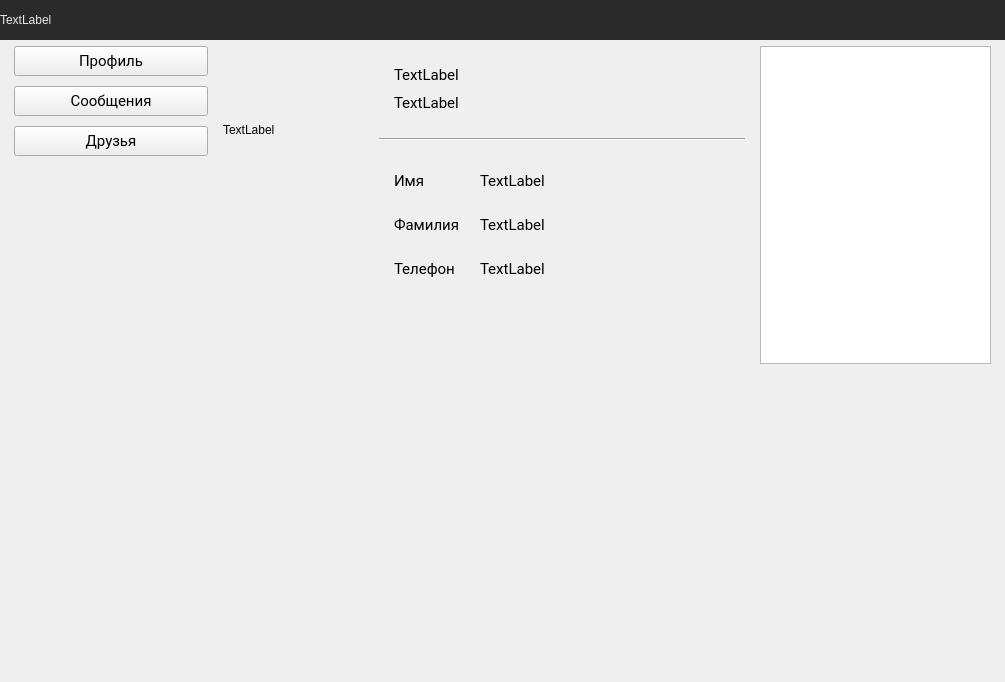
Above: ui/mainwindow.ui from Korostast/chat-database-project before the change. Below: the same form after it.
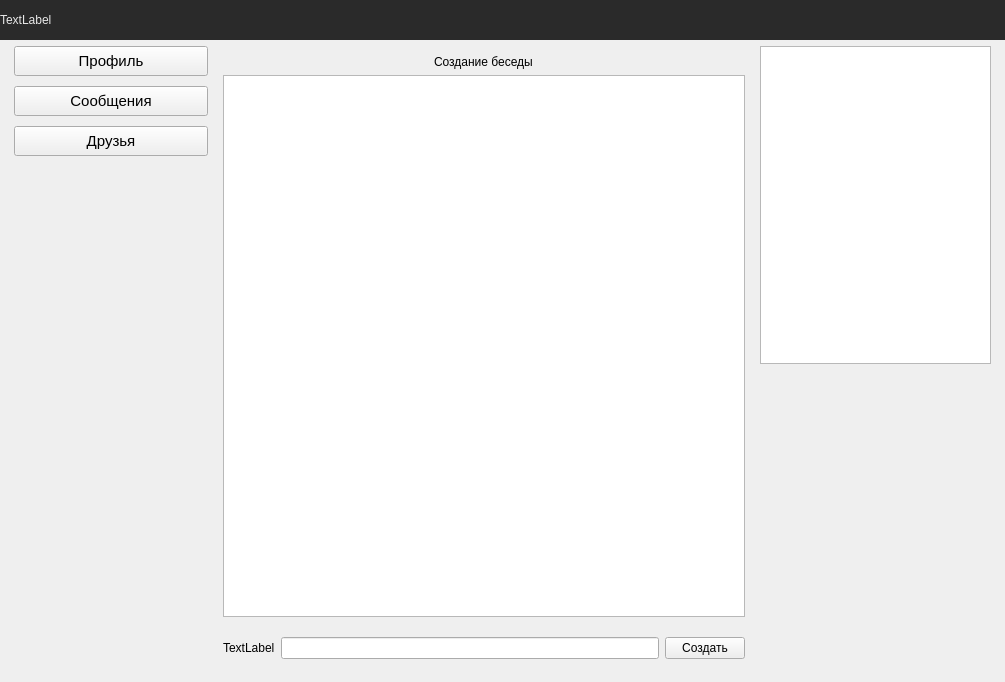
That is the form after the change. The open tabs and pages were chosen to show the change. Custom widgets are drawn as their Qt base class.

Commit message: Creation group chat feature.

Patch:
```diff
--- a/ui/mainwindow.ui
+++ b/ui/mainwindow.ui
@@ -531,7 +531,6 @@
               </property>
               <property name="font">
                <font>
-                <family>Roboto</family>
                 <pointsize>11</pointsize>
                 <bold>false</bold>
                </font>
@@ -557,7 +556,6 @@
               </property>
               <property name="font">
                <font>
-                <family>Roboto</family>
                 <pointsize>11</pointsize>
                </font>
               </property>
@@ -582,7 +580,6 @@
               </property>
               <property name="font">
                <font>
-                <family>Roboto</family>
                 <pointsize>11</pointsize>
                </font>
               </property>
@@ -660,7 +657,7 @@
              </size>
             </property>
             <property name="currentIndex">
-             <number>2</number>
+             <number>4</number>
             </property>
             <widget class="QWidget" name="chats_page">
              <layout class="QGridLayout" name="gridLayout_5" rowstretch="0" columnstretch="0">
@@ -1051,7 +1048,6 @@
                    <widget class="QLabel" name="profile_username">
                     <property name="font">
                      <font>
-                      <family>Roboto</family>
                       <pointsize>11</pointsize>
                      </font>
                     </property>
@@ -1064,7 +1060,6 @@
                    <widget class="QLabel" name="profile_status">
                     <property name="font">
                      <font>
-                      <family>Roboto</family>
                       <pointsize>11</pointsize>
                      </font>
                     </property>
@@ -1100,7 +1095,6 @@
                    <widget class="QLabel" name="profile_first_name_const">
                     <property name="font">
                      <font>
-                      <family>Roboto</family>
                       <pointsize>11</pointsize>
                      </font>
                     </property>
@@ -1113,7 +1107,6 @@
                    <widget class="QLabel" name="profile_last_name_const">
                     <property name="font">
                      <font>
-                      <family>Roboto</family>
                       <pointsize>11</pointsize>
                      </font>
                     </property>
@@ -1126,7 +1119,6 @@
                    <widget class="QLabel" name="profile_phone_number_const">
                     <property name="font">
                      <font>
-                      <family>Roboto</family>
                       <pointsize>11</pointsize>
                      </font>
                     </property>
@@ -1139,7 +1131,6 @@
                    <widget class="QLabel" name="profile_phone_number">
                     <property name="font">
                      <font>
-                      <family>Roboto</family>
                       <pointsize>11</pointsize>
                      </font>
                     </property>
@@ -1155,7 +1146,6 @@
                    <widget class="QLabel" name="profile_last_name">
                     <property name="font">
                      <font>
-                      <family>Roboto</family>
                       <pointsize>11</pointsize>
                      </font>
                     </property>
@@ -1171,7 +1161,6 @@
                    <widget class="QLabel" name="profile_first_name">
                     <property name="font">
                      <font>
-                      <family>Roboto</family>
                       <pointsize>11</pointsize>
                      </font>
                     </property>
@@ -1336,6 +1325,64 @@
               </item>
              </layout>
             </widget>
+            <widget class="QWidget" name="chat_creation_page">
+             <layout class="QGridLayout" name="gridLayout_13">
+              <item row="1" column="0">
+               <widget class="QListWidget" name="chat_creation_friends_list">
+                <property name="selectionMode">
+                 <enum>QAbstractItemView::MultiSelection</enum>
+                </property>
+               </widget>
+              </item>
+              <item row="0" column="0">
+               <layout class="QHBoxLayout" name="horizontalLayout_7">
+                <item alignment="Qt::AlignHCenter">
+                 <widget class="QLabel" name="chat_creation_page_name">
+                  <property name="text">
+                   <string>Создание беседы</string>
+                  </property>
+                 </widget>
+                </item>
+               </layout>
+              </item>
+              <item row="2" column="0">
+               <layout class="QHBoxLayout" name="horizontalLayout_8">
+                <item>
+                 <widget class="ClickableLabel" name="chat_creation_avatar">
+                  <property name="sizePolicy">
+                   <sizepolicy hsizetype="Fixed" vsizetype="Fixed">
+                    <horstretch>0</horstretch>
+                    <verstretch>0</verstretch>
+                   </sizepolicy>
+                  </property>
+                  <property name="minimumSize">
+                   <size>
+                    <width>50</width>
+                    <height>50</height>
+                   </size>
+                  </property>
+                  <property name="cursor">
+                   <cursorShape>PointingHandCursor</cursorShape>
+                  </property>
+                  <property name="text">
+                   <string>TextLabel</string>
+                  </property>
+                 </widget>
+                </item>
+                <item>
+                 <widget class="QLineEdit" name="chat_creation_name_edit"/>
+                </item>
+                <item>
+                 <widget class="QPushButton" name="chat_creation_create_button">
+                  <property name="text">
+                   <string>Создать</string>
+                  </property>
+                 </widget>
+                </item>
+               </layout>
+              </item>
+             </layout>
+            </widget>
            </widget>
           </item>
          </layout>
```
Left out of the diff: 33 changed lines with no effect on the pictures. The commit also changes 14 other files.
